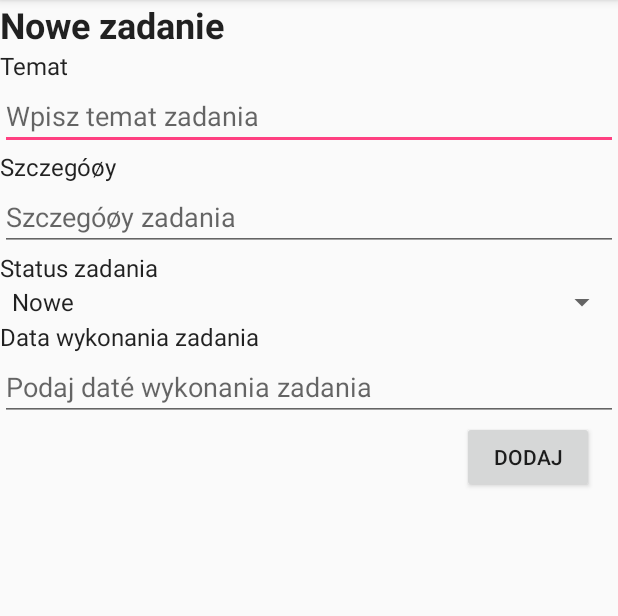
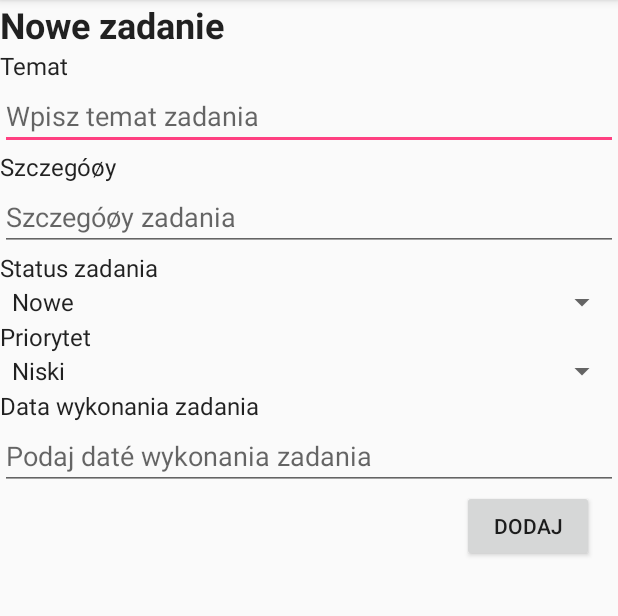
Before and after one commit to uninetix/AndroidFirstApp, an Android app: the screen it shows after launch (NewTaskActivity), in the options menu, after a tap on "Nowe zadanie", on a phone screen of 412 x 824 dp, the part 84-700 px from its top. Run offline under Robolectric (Android 15) with nearby library versions, the phone set to English and light mode, and no system bars; our stand-ins replace Room's generated code.

Commit message:
Dodawanie nowych zadań

```diff
--- a/app/src/main/java/pl/ciszemar/androidfirstapp/MainActivity.java
+++ b/app/src/main/java/pl/ciszemar/androidfirstapp/MainActivity.java
@@ -8,7 +8,6 @@ import android.support.v7.app.AppCompatActivity;
 import android.support.v7.widget.LinearLayoutManager;
 import android.support.v7.widget.RecyclerView;
 import android.support.v7.widget.Toolbar;
-import android.util.Log;
 import android.view.Menu;
 import android.view.MenuInflater;
 import android.view.MenuItem;
@@ -26,30 +25,15 @@ public class MainActivity extends AppCompatActivity {
 
     private SharedPreferences prefs = null;
     private TaskRepository taskRepository = new TaskRepository();
+    private TaskAdapter adapter;
     List<Task> tasks = Collections.EMPTY_LIST;
 
     @Override
     protected void onCreate(Bundle savedInstanceState) {
         super.onCreate(savedInstanceState);
         setContentView(R.layout.activity_main);
-        Toolbar toolbar = (Toolbar) findViewById(R.id.toolbar);
+        Toolbar toolbar = findViewById(R.id.toolbar);
         setSupportActionBar(toolbar);
-
-        try {
-            new ListTaskAsync().execute().get();
-        } catch (InterruptedException e) {
-            e.printStackTrace();
-        } catch (ExecutionException e) {
-            e.printStackTrace();
-        }
-
-        Log.d("onCreate()", String.valueOf(tasks.size()));
-        TaskAdapter adapter = new TaskAdapter();
-        adapter.setData(tasks);
-        RecyclerView recycler = findViewById(R.id.list);
-        recycler.setAdapter(adapter);
-        recycler.setLayoutManager(new LinearLayoutManager(this));
-
         prefs = getSharedPreferences("pl.ciszemar.androidfirstapp", MODE_PRIVATE);
     }
 
@@ -68,6 +52,19 @@ public class MainActivity extends AppCompatActivity {
             new NewTaskAsync(task).execute();
             prefs.edit().putBoolean("firstrun", false).commit();
         }
+        try {
+            new ListTaskAsync().execute().get();
+        } catch (InterruptedException e) {
+            e.printStackTrace();
+        } catch (ExecutionException e) {
+            e.printStackTrace();
+        }
+
+        adapter = new TaskAdapter();
+        adapter.setData(tasks);
+        RecyclerView recycler = findViewById(R.id.list);
+        recycler.setAdapter(adapter);
+        recycler.setLayoutManager(new LinearLayoutManager(this));
     }
 
     @Override
--- a/app/src/main/java/pl/ciszemar/androidfirstapp/NewTaskActivity.java
+++ b/app/src/main/java/pl/ciszemar/androidfirstapp/NewTaskActivity.java
@@ -1,25 +1,31 @@
 package pl.ciszemar.androidfirstapp;
 
-import android.annotation.SuppressLint;
+import android.content.Intent;
+import android.os.AsyncTask;
+import android.os.Bundle;
 import android.support.v7.app.AppCompatActivity;
-import android.os.Bundle;
 import android.support.v7.widget.Toolbar;
 import android.util.Log;
 import android.view.MenuItem;
 import android.view.View;
 import android.widget.AdapterView;
 import android.widget.ArrayAdapter;
+import android.widget.Button;
+import android.widget.EditText;
 import android.widget.Spinner;
 import android.widget.TextView;
-import android.widget.Toast;
 
+import pl.ciszemar.androidfirstapp.dao.TaskRepository;
 import pl.ciszemar.androidfirstapp.entity.Task;
 
 
 public class NewTaskActivity extends AppCompatActivity implements AdapterView.OnItemSelectedListener {
 
-    Task task;
-    Spinner statusSpinner;
+    private Task task;
+    private Spinner statusSpinner, prioritySpinner;
+    private Button submit;
+
+    private TaskRepository taskRepository = new TaskRepository();
 
     @Override
     protected void onCreate(Bundle savedInstanceState) {
@@ -29,19 +35,35 @@ public class NewTaskActivity extends AppCompatActivity implements AdapterView.On
         setSupportActionBar(toolbar);
         getSupportActionBar().setDisplayHomeAsUpEnabled(true);
 
+        submit = findViewById(R.id.add_task_button);
+        submit.setOnClickListener(new View.OnClickListener() {
+            @Override
+            public void onClick(View view) {
+                task.setTheme(((EditText) findViewById(R.id.theme)).getText().toString());
+                task.setDetails(((EditText) findViewById(R.id.details)).getText().toString());
+                new NewTaskActivity.NewTaskAsync(task).execute();
+                onBackPressed();
+            }
+        });
         task = new Task();
         task.setStatusId(0);
         task.setPriorityId(0);
-        statusSpinner = (Spinner) findViewById(R.id.statusId);
-        ArrayAdapter adapter = ArrayAdapter.createFromResource(this, R.array.status, android.R.layout.simple_spinner_item);
-        statusSpinner.setAdapter(adapter);
+
+        statusSpinner = findViewById(R.id.statusId);
+        ArrayAdapter statusAdapter = ArrayAdapter.createFromResource(this, R.array.status, android.R.layout.simple_spinner_item);
+        statusSpinner.setAdapter(statusAdapter);
         statusSpinner.setOnItemSelectedListener(this);
+
+        prioritySpinner = findViewById(R.id.priorityId);
+        ArrayAdapter priorityAdapter = ArrayAdapter.createFromResource(this, R.array.priority, android.R.layout.simple_spinner_item);
+        prioritySpinner.setAdapter(priorityAdapter);
+        prioritySpinner.setOnItemSelectedListener(this);
 
     }
 
     @Override
     public boolean onOptionsItemSelected(MenuItem item) {
-        if(item.getItemId() == android.R.id.home){
+        if (item.getItemId() == android.R.id.home) {
             finish();
         }
         return super.onOptionsItemSelected(item);
@@ -50,14 +72,33 @@ public class NewTaskActivity extends AppCompatActivity implements AdapterView.On
     @Override
     public void onItemSelected(AdapterView<?> adapterView, View view, int i, long l) {
         TextView item = (TextView) view;
-        Log.d("NewTaskAvtivity", "Wybrałeś: " + item.getText() + " i=" + i + " l=" + l);
-        Log.d("NewTaskAvtivity", "AdapterView: " + adapterView.getId());
-        Toast.makeText(this, "Wybrałeś: " + item.getId() + " i=" + i + " l=" + l, Toast.LENGTH_LONG).show();
-        task.setStatusId(item.getId());
+        switch (adapterView.getId()) {
+            case R.id.statusId:
+                task.setStatusId(i);
+                break;
+            case R.id.priorityId:
+                task.setPriorityId(i);
+                break;
+        }
     }
 
     @Override
     public void onNothingSelected(AdapterView<?> adapterView) {
 
     }
+
+    private class NewTaskAsync extends AsyncTask<Void, Void, Void> {
+
+        private Task task;
+
+        public NewTaskAsync(Task task) {
+            this.task = task;
+        }
+
+        @Override
+        protected Void doInBackground(Void... voids) {
+            taskRepository.insert(task);
+            return null;
+        }
+    }
 }
--- a/app/src/main/java/pl/ciszemar/androidfirstapp/db/TaskDbDao.java
+++ b/app/src/main/java/pl/ciszemar/androidfirstapp/db/TaskDbDao.java
@@ -2,6 +2,7 @@ package pl.ciszemar.androidfirstapp.db;
 
 import android.arch.persistence.room.Dao;
 import android.arch.persistence.room.Insert;
+import android.arch.persistence.room.OnConflictStrategy;
 import android.arch.persistence.room.Query;
 
 import java.util.List;
--- a/app/src/main/java/pl/ciszemar/androidfirstapp/entity/Task.java
+++ b/app/src/main/java/pl/ciszemar/androidfirstapp/entity/Task.java
@@ -9,7 +9,7 @@ import android.arch.persistence.room.PrimaryKey;
  */
 @Entity(tableName = "tasks")
 public class Task {
-    @PrimaryKey
+    @PrimaryKey(autoGenerate = true)
     @ColumnInfo(name = "id")
     private int id;
     @ColumnInfo(name = "theme")
--- a/app/src/main/res/layout/activity_new_task.xml
+++ b/app/src/main/res/layout/activity_new_task.xml
@@ -62,6 +62,18 @@
         style="@style/Subheader"
         android:layout_width="match_parent"
         android:layout_height="wrap_content"
+        android:text="@string/priority"/>
+
+    <Spinner
+        android:id="@+id/priorityId"
+        android:layout_width="match_parent"
+        android:layout_height="wrap_content"
+        />
+
+    <TextView
+        style="@style/Subheader"
+        android:layout_width="match_parent"
+        android:layout_height="wrap_content"
         android:text="@string/remaindDate"/>
 
     <EditText
--- a/app/src/main/res/values/strings.xml
+++ b/app/src/main/res/values/strings.xml
@@ -9,6 +9,7 @@
     <string name="remaindDate">Data wykonania zadania</string>
     <string name="remaindDateHint">Podaj daté wykonania zadania</string>
     <string name="status">Status zadania</string>
+    <string name="priority">Priorytet</string>
     <string-array name="status">
         <item>Nowe</item>
         <item>Wykonywane</item>
```
